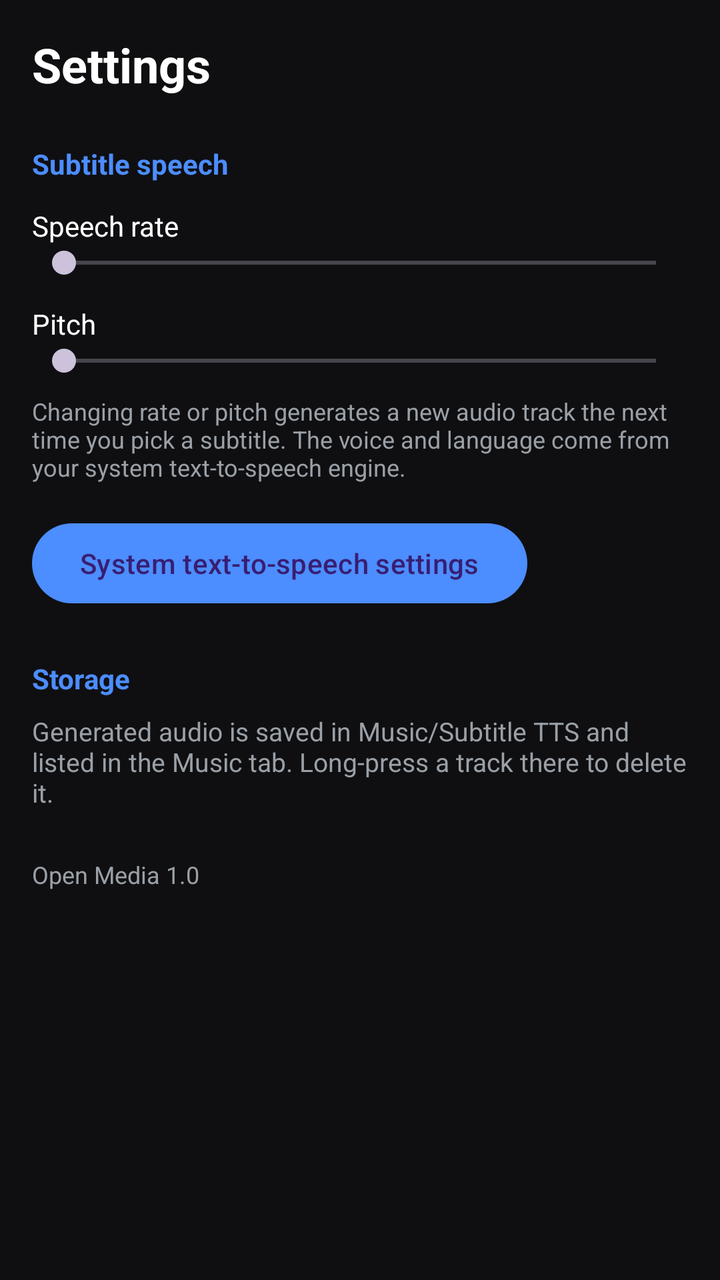
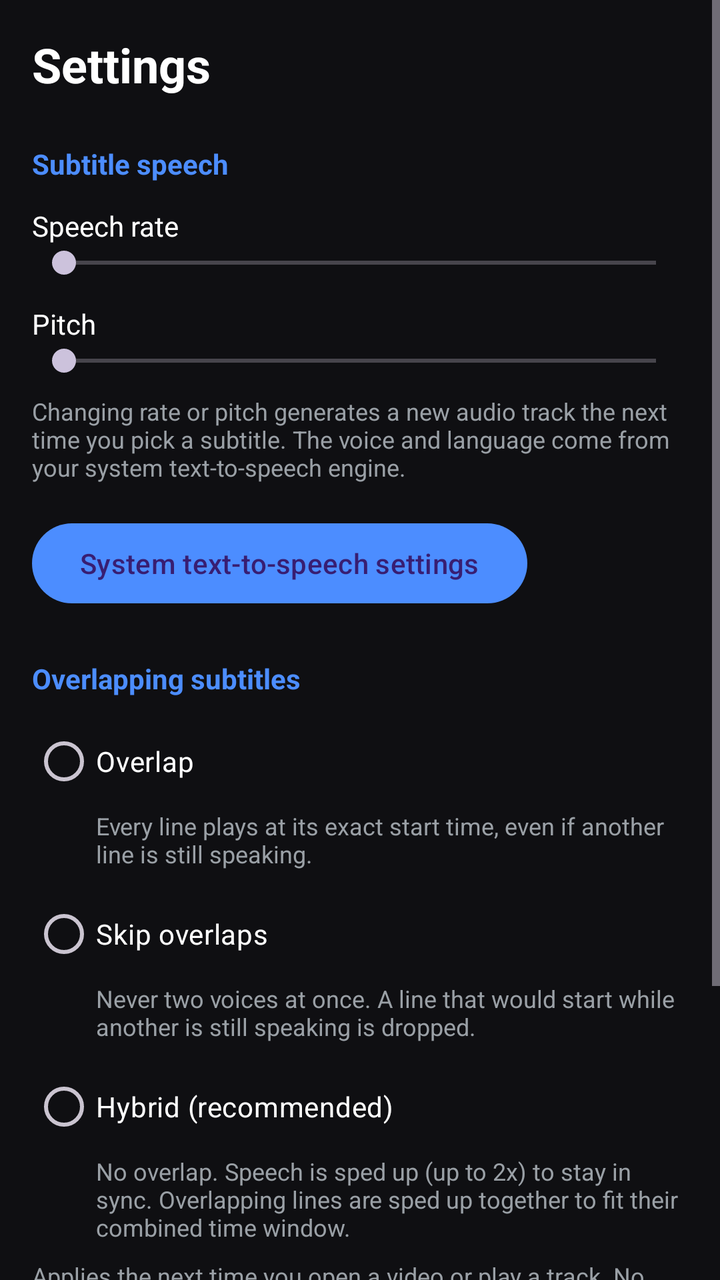

Before-and-after screenshots of an Android layout around one commit, followed by the original layout XML and the change that was made.
<!-- AndroidManifest.xml: application theme Theme.OpenMedia -->
<!-- res/layout/fragment_settings.xml -->
<?xml version="1.0" encoding="utf-8"?>
<ScrollView xmlns:android="http://schemas.android.com/apk/res/android"
    android:layout_width="match_parent"
    android:layout_height="match_parent">

    <LinearLayout
        android:layout_width="match_parent"
        android:layout_height="wrap_content"
        android:orientation="vertical"
        android:padding="16dp">

        <TextView
            android:layout_width="wrap_content"
            android:layout_height="wrap_content"
            android:text="Settings"
            android:textColor="@color/text"
            android:textSize="24sp"
            android:textStyle="bold" />

        <TextView
            android:layout_width="wrap_content"
            android:layout_height="wrap_content"
            android:layout_marginTop="24dp"
            android:text="Subtitle speech"
            android:textColor="@color/accent"
            android:textSize="14sp"
            android:textStyle="bold" />

        <LinearLayout
            android:layout_width="match_parent"
            android:layout_height="wrap_content"
            android:layout_marginTop="12dp"
            android:orientation="horizontal">
            <TextView
                android:layout_width="0dp"
                android:layout_height="wrap_content"
                android:layout_weight="1"
                android:text="Speech rate"
                android:textColor="@color/text" />
            <TextView
                android:id="@+id/rateVal"
                android:layout_width="wrap_content"
                android:layout_height="wrap_content"
                android:textColor="@color/text2" />
        </LinearLayout>
        <SeekBar
            android:id="@+id/rateBar"
            android:layout_width="match_parent"
            android:layout_height="wrap_content" />

        <LinearLayout
            android:layout_width="match_parent"
            android:layout_height="wrap_content"
            android:layout_marginTop="12dp"
            android:orientation="horizontal">
            <TextView
                android:layout_width="0dp"
                android:layout_height="wrap_content"
                android:layout_weight="1"
                android:text="Pitch"
                android:textColor="@color/text" />
            <TextView
                android:id="@+id/pitchVal"
                android:layout_width="wrap_content"
                android:layout_height="wrap_content"
                android:textColor="@color/text2" />
        </LinearLayout>
        <SeekBar
            android:id="@+id/pitchBar"
            android:layout_width="match_parent"
            android:layout_height="wrap_content" />

        <TextView
            android:layout_width="match_parent"
            android:layout_height="wrap_content"
            android:layout_marginTop="8dp"
            android:text="Changing rate or pitch generates a new audio track the next time you pick a subtitle. The voice and language come from your system text-to-speech engine."
            android:textColor="@color/text2"
            android:textSize="12sp" />

        <Button
            android:id="@+id/btnTtsSettings"
            android:layout_width="wrap_content"
            android:layout_height="wrap_content"
            android:layout_marginTop="16dp"
            android:text="System text-to-speech settings" />

        <TextView
            android:layout_width="wrap_content"
            android:layout_height="wrap_content"
            android:layout_marginTop="24dp"
            android:text="Storage"
            android:textColor="@color/accent"
            android:textSize="14sp"
            android:textStyle="bold" />
        <TextView
            android:layout_width="match_parent"
            android:layout_height="wrap_content"
            android:layout_marginTop="8dp"
            android:text="Generated audio is saved in Music/Subtitle TTS and listed in the Music tab. Long-press a track there to delete it."
            android:textColor="@color/text2"
            android:textSize="13sp" />

        <TextView
            android:layout_width="wrap_content"
            android:layout_height="wrap_content"
            android:layout_marginTop="24dp"
            android:text="Open Media 1.0"
            android:textColor="@color/text2"
            android:textSize="12sp" />
    </LinearLayout>
</ScrollView>
<!-- resources referenced by this layout -->
<resources>
  <color name="accent">#4C8DFF</color>
  <color name="text">#FFFFFF</color>
  <color name="text2">#9AA0A6</color>
  <style name="Theme.OpenMedia" parent="Theme.Material3.Dark.NoActionBar">
          <item name="colorPrimary">@color/accent</item>
          <item name="colorSurface">@color/surface</item>
          <item name="colorOnSurface">@color/text</item>
          <item name="android:colorBackground">@color/bg</item>
          <item name="android:windowBackground">@color/bg</item>
          <item name="android:statusBarColor">@color/bg</item>
          <item name="android:navigationBarColor">@color/surface</item>
      </style>
  <color name="surface">#1A1A20</color>
  <color name="bg">#0F0F12</color>
</resources>

<!-- the commit's change to res/layout/fragment_settings.xml (unified diff, before → after) -->
@@ -89,6 +89,72 @@
             android:layout_width="wrap_content"
             android:layout_height="wrap_content"
             android:layout_marginTop="24dp"
+            android:text="Overlapping subtitles"
+            android:textColor="@color/accent"
+            android:textSize="14sp"
+            android:textStyle="bold" />
+
+        <RadioGroup
+            android:id="@+id/modeGroup"
+            android:layout_width="match_parent"
+            android:layout_height="wrap_content"
+            android:layout_marginTop="8dp"
+            android:orientation="vertical">
+        <RadioButton
+            android:id="@+id/modeOverlap"
+            android:layout_width="wrap_content"
+            android:layout_height="wrap_content"
+            android:text="Overlap"
+            android:textColor="@color/text" />
+        <TextView
+            android:layout_width="match_parent"
+            android:layout_height="wrap_content"
+            android:layout_marginStart="32dp"
+            android:layout_marginBottom="8dp"
+            android:text="Every line plays at its exact start time, even if another line is still speaking."
+            android:textColor="@color/text2"
+            android:textSize="12sp" />
+        <RadioButton
+            android:id="@+id/modeSkip"
+            android:layout_width="wrap_content"
+            android:layout_height="wrap_content"
+            android:text="Skip overlaps"
+            android:textColor="@color/text" />
+        <TextView
+            android:layout_width="match_parent"
+            android:layout_height="wrap_content"
+            android:layout_marginStart="32dp"
+            android:layout_marginBottom="8dp"
+            android:text="Never two voices at once. A line that would start while another is still speaking is dropped."
+            android:textColor="@color/text2"
+            android:textSize="12sp" />
+        <RadioButton
+            android:id="@+id/modeHybrid"
+            android:layout_width="wrap_content"
+            android:layout_height="wrap_content"
+            android:text="Hybrid (recommended)"
+            android:textColor="@color/text" />
+        <TextView
+            android:layout_width="match_parent"
+            android:layout_height="wrap_content"
+            android:layout_marginStart="32dp"
+            android:layout_marginBottom="8dp"
+            android:text="No overlap. Speech is sped up (up to 2x) to stay in sync. Overlapping lines are sped up together to fit their combined time window."
+            android:textColor="@color/text2"
+            android:textSize="12sp" />
+        </RadioGroup>
+
+        <TextView
+            android:layout_width="match_parent"
+            android:layout_height="wrap_content"
+            android:text="Applies the next time you open a video or play a track. No need to regenerate audio."
+            android:textColor="@color/text2"
+            android:textSize="12sp" />
+
+        <TextView
+            android:layout_width="wrap_content"
+            android:layout_height="wrap_content"
+            android:layout_marginTop="24dp"
             android:text="Storage"
             android:textColor="@color/accent"
             android:textSize="14sp"
@@ -97,7 +163,7 @@
             android:layout_width="match_parent"
             android:layout_height="wrap_content"
             android:layout_marginTop="8dp"
-            android:text="Generated audio is saved in Music/Subtitle TTS and listed in the Music tab. Long-press a track there to delete it."
+            android:text="Each subtitle line is saved as its own small audio file in the app's Music folder (Android/data/com.openmedia.app/files/Music/Subtitle TTS) and listed in the Music tab. Long-press a track there to delete it."
             android:textColor="@color/text2"
             android:textSize="13sp" />
 
